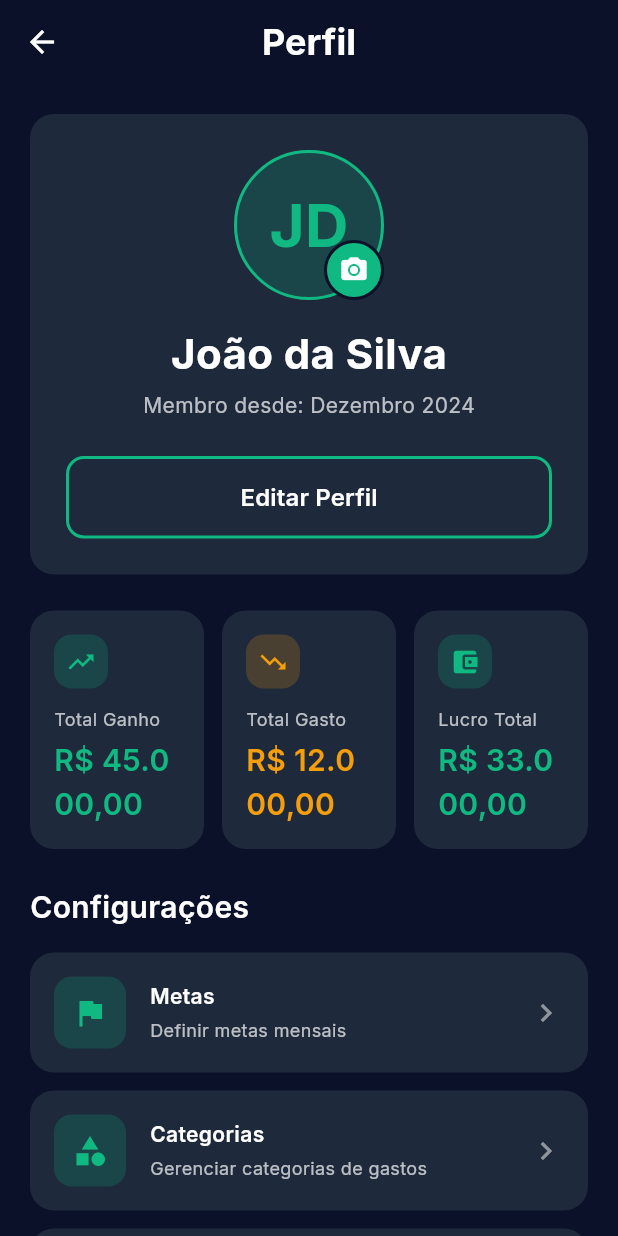
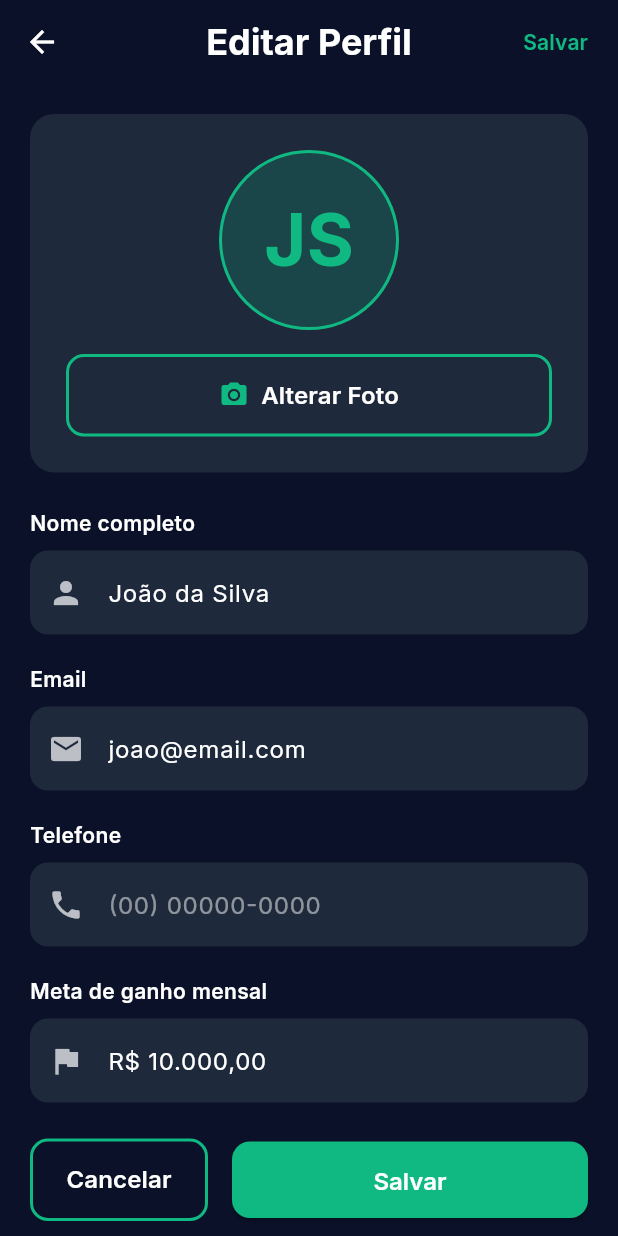
Before and after one commit to tallesdss/gestaodecontauber, a Flutter app: the ProfileScreen screen opened by its route, after a tap on the "camera alt" icon, on a phone screen of 412 x 824 dp. Run offline on Flutter 3.47's test engine with Material 3 defaults, Android fonts, the phone set to English and light mode, and no system bars; our stand-ins replace fl_chart, go_router, google_fonts, image_picker, mask_text_input_formatter, shared_preferences; accounts and stored records are empty.

Commit message:
Implement navigation to EditProfileScreen from ProfileScreen; update AppRouter to include the new route for editing profiles.

```diff
--- /dev/null
+++ b/lib/features/profile/edit_profile_screen.dart
@@ -0,0 +1,377 @@
+import 'dart:typed_data';
+
+import 'package:flutter/material.dart';
+import 'package:flutter/services.dart';
+import 'package:go_router/go_router.dart';
+import 'package:image_picker/image_picker.dart';
+import 'package:mask_text_input_formatter/mask_text_input_formatter.dart';
+import '../../core/theme/app_colors.dart';
+import '../../core/theme/app_typography.dart';
+import '../../core/theme/app_spacing.dart';
+import '../../core/theme/app_radius.dart';
+import '../../core/widgets/app_avatar.dart';
+import '../../core/widgets/app_button.dart';
+import '../../core/widgets/app_card.dart';
+import '../../core/widgets/app_text_field.dart';
+import '../../core/widgets/app_top_bar.dart';
+import '../../core/utils/currency_formatter.dart';
+
+class EditProfileScreen extends StatefulWidget {
+  const EditProfileScreen({super.key});
+
+  @override
+  State<EditProfileScreen> createState() => _EditProfileScreenState();
+}
+
+class _EditProfileScreenState extends State<EditProfileScreen> {
+  final _formKey = GlobalKey<FormState>();
+  final _nameController = TextEditingController(text: 'João da Silva');
+  final _emailController = TextEditingController(text: 'joao@email.com');
+  final _phoneController = TextEditingController(text: '');
+  final _monthlyGoalController = TextEditingController(text: 'R\$ 10.000,00');
+
+  Uint8List? _imageBytes;
+  bool _isSaving = false;
+
+  late final MaskTextInputFormatter _phoneMaskFormatter;
+
+  @override
+  void initState() {
+    super.initState();
+    _phoneMaskFormatter = MaskTextInputFormatter(
+      mask: '(##) #####-####',
+      filter: {'#': RegExp(r'[0-9]')},
+      type: MaskAutoCompletionType.lazy,
+    );
+  }
+
+  @override
+  void dispose() {
+    _nameController.dispose();
+    _emailController.dispose();
+    _phoneController.dispose();
+    _monthlyGoalController.dispose();
+    super.dispose();
+  }
+
+  void _formatCurrency(String value) {
+    if (value.isEmpty) {
+      _monthlyGoalController.text = '';
+      return;
+    }
+    String digitsOnly = value.replaceAll(RegExp(r'[^\d]'), '');
+    if (digitsOnly.isEmpty) {
+      _monthlyGoalController.text = '';
+      return;
+    }
+    double amount = int.parse(digitsOnly) / 100;
+    _monthlyGoalController.text = CurrencyFormatter.format(amount);
+    _monthlyGoalController.selection = TextSelection.fromPosition(
+      TextPosition(offset: _monthlyGoalController.text.length),
+    );
+  }
+
+  Future<void> _pickImage(ImageSource source) async {
+    try {
+      final picker = ImagePicker();
+      final image = await picker.pickImage(
+        source: source,
+        maxWidth: 512,
+        maxHeight: 512,
+        imageQuality: 85,
+      );
+      if (image != null && mounted) {
+        final bytes = await image.readAsBytes();
+        if (mounted) {
+          setState(() {
+            _imageBytes = bytes;
+          });
+        }
+      }
+    } catch (e) {
+      if (mounted) {
+        _showSnackBar('Erro ao selecionar imagem');
+      }
+    }
+  }
+
+  void _showImageSourceBottomSheet() {
+    showModalBottomSheet(
+      context: context,
+      backgroundColor: AppColors.surface,
+      shape: const RoundedRectangleBorder(
+        borderRadius: BorderRadius.vertical(top: Radius.circular(16)),
+      ),
+      builder: (context) => SafeArea(
+        child: Padding(
+          padding: AppSpacing.paddingXXL,
+          child: Column(
+            mainAxisSize: MainAxisSize.min,
+            children: [
+              Text(
+                'Alterar Foto',
+                style: AppTypography.h4,
+              ),
+              const SizedBox(height: AppSpacing.xl),
+              Row(
+                mainAxisAlignment: MainAxisAlignment.center,
+                children: [
+                  _buildImageSourceOption(
+                    icon: Icons.camera_alt,
+                    label: 'Câmera',
+                    onTap: () {
+                      Navigator.pop(context);
+                      _pickImage(ImageSource.camera);
+                    },
+                  ),
+                  const SizedBox(width: AppSpacing.xxl),
+                  _buildImageSourceOption(
+                    icon: Icons.photo_library,
+                    label: 'Galeria',
+                    onTap: () {
+                      Navigator.pop(context);
+                      _pickImage(ImageSource.gallery);
+                    },
+                  ),
+                ],
+              ),
+            ],
+          ),
+        ),
+      ),
+    );
+  }
+
+  Widget _buildImageSourceOption({
+    required IconData icon,
+    required String label,
+    required VoidCallback onTap,
+  }) {
+    return InkWell(
+      onTap: onTap,
+      borderRadius: AppRadius.borderRadiusMD,
+      child: Padding(
+        padding: AppSpacing.paddingLG,
+        child: Column(
+          children: [
+            Container(
+              padding: const EdgeInsets.all(AppSpacing.xl),
+              decoration: BoxDecoration(
+                color: AppColors.primary.withAlpha((0.2 * 255).round()),
+                borderRadius: AppRadius.borderRadiusMD,
+              ),
+              child: Icon(icon, color: AppColors.primary, size: 40),
+            ),
+            const SizedBox(height: AppSpacing.md),
+            Text(label, style: AppTypography.labelLarge),
+          ],
+        ),
+      ),
+    );
+  }
+
+  void _saveProfile() async {
+    if (!_formKey.currentState!.validate()) {
+      return;
+    }
+
+    setState(() => _isSaving = true);
+
+    try {
+      // Simular salvamento (frontend only)
+      await Future.delayed(const Duration(milliseconds: 800));
+
+      if (mounted) {
+        setState(() => _isSaving = false);
+        _showSnackBar('Perfil atualizado com sucesso!');
+        context.pop();
+      }
+    } catch (e) {
+      if (mounted) {
+        setState(() => _isSaving = false);
+        _showSnackBar('Erro ao salvar perfil');
+      }
+    }
+  }
+
+  void _cancel() {
+    context.pop();
+  }
+
+  void _showSnackBar(String message) {
+    ScaffoldMessenger.of(context).showSnackBar(
+      SnackBar(
+        content: Text(message),
+        backgroundColor: AppColors.surface,
+        behavior: SnackBarBehavior.floating,
+        shape: const RoundedRectangleBorder(
+          borderRadius: AppRadius.borderRadiusMD,
+        ),
+      ),
+    );
+  }
+
+  String _getInitials() {
+    final name = _nameController.text.trim();
+    if (name.isEmpty) return '?';
+    final parts = name.split(' ').where((p) => p.isNotEmpty);
+    if (parts.length >= 2) {
+      return '${parts.first[0]}${parts.last[0]}'.toUpperCase();
+    }
+    return name.length >= 2 ? name.substring(0, 2).toUpperCase() : name.toUpperCase();
+  }
+
+  @override
+  Widget build(BuildContext context) {
+    return Scaffold(
+      backgroundColor: AppColors.backgroundDark,
+      appBar: AppTopBar(
+        title: 'Editar Perfil',
+        showBackButton: true,
+        actions: [
+          Padding(
+            padding: const EdgeInsets.only(right: AppSpacing.sm),
+            child: TextButton(
+              onPressed: _isSaving ? null : _saveProfile,
+              child: _isSaving
+                  ? const SizedBox(
+                      width: 20,
+                      height: 20,
+                      child: CircularProgressIndicator(strokeWidth: 2),
+                    )
+                  : Text(
+                      'Salvar',
+                      style: AppTypography.labelLarge.copyWith(
+                        color: AppColors.primary,
+                        fontWeight: FontWeight.w600,
+                      ),
+                    ),
+            ),
+          ),
+        ],
+      ),
+      body: SingleChildScrollView(
+        padding: AppSpacing.paddingXL,
+        child: Form(
+          key: _formKey,
+          child: Column(
+            crossAxisAlignment: CrossAxisAlignment.stretch,
+            children: [
+              // Foto
+              _buildPhotoSection(),
+              const SizedBox(height: AppSpacing.xxl),
+
+              // Campos do formulário
+              AppTextField(
+                label: 'Nome completo',
+                hint: 'Digite seu nome',
+                prefixIcon: Icons.person,
+                controller: _nameController,
+                validator: (value) {
+                  if (value == null || value.trim().isEmpty) {
+                    return 'Digite seu nome';
+                  }
+                  return null;
+                },
+                onChanged: (_) => setState(() {}),
+              ),
+              const SizedBox(height: AppSpacing.xl),
+
+              AppTextField(
+                label: 'Email',
+                hint: 'Digite seu email (opcional)',
+                prefixIcon: Icons.email,
+                controller: _emailController,
+                keyboardType: TextInputType.emailAddress,
+              ),
+              const SizedBox(height: AppSpacing.xl),
+
+              AppTextField(
+                label: 'Telefone',
+                hint: '(00) 00000-0000',
+                prefixIcon: Icons.phone,
+                controller: _phoneController,
+                keyboardType: TextInputType.phone,
+                inputFormatters: [_phoneMaskFormatter],
+              ),
+              const SizedBox(height: AppSpacing.xl),
+
+              AppTextField(
+                label: 'Meta de ganho mensal',
+                hint: 'R\$ 0,00',
+                prefixIcon: Icons.flag,
+                controller: _monthlyGoalController,
+                keyboardType: TextInputType.number,
+                inputFormatters: [FilteringTextInputFormatter.digitsOnly],
+                onChanged: _formatCurrency,
+              ),
+              const SizedBox(height: AppSpacing.xxl),
+
+              // Botões
+              Row(
+                children: [
+                  Expanded(
+                    child: AppButton(
+                      text: 'Cancelar',
+                      isOutlined: true,
+                      onPressed: _cancel,
+                    ),
+                  ),
+                  const SizedBox(width: AppSpacing.lg),
+                  Expanded(
+                    flex: 2,
+                    child: AppButton(
+                      text: _isSaving ? 'Salvando...' : 'Salvar',
+                      onPressed: _isSaving ? null : _saveProfile,
+                    ),
+                  ),
+                ],
+              ),
+              const SizedBox(height: AppSpacing.xl),
+            ],
+          ),
+        ),
+      ),
+    );
+  }
+
+  Widget _buildPhotoSection() {
+    return AppCard(
+      padding: AppSpacing.paddingXXL,
+      child: Column(
+        children: [
+          Stack(
+            alignment: Alignment.center,
+            children: [
+              _imageBytes != null
+                  ? ClipOval(
+                      child: Image.memory(
+                        _imageBytes!,
+                        width: 120,
+                        height: 120,
+                        fit: BoxFit.cover,
+                        errorBuilder: (_, __, ___) => AppAvatar(
+                          initials: _getInitials(),
+                          size: 120,
+                        ),
+                      ),
+                    )
+                  : AppAvatar(
+                      imageUrl: null,
+                      initials: _getInitials(),
+                      size: 120,
+                    ),
+            ],
+          ),
+          const SizedBox(height: AppSpacing.lg),
+          AppButton(
+            text: 'Alterar Foto',
+            isOutlined: true,
+            onPressed: _showImageSourceBottomSheet,
+            icon: Icons.camera_alt,
+          ),
+        ],
+      ),
+    );
+  }
+}
--- a/lib/features/profile/profile_screen.dart
+++ b/lib/features/profile/profile_screen.dart
@@ -65,7 +65,7 @@ class ProfileScreen extends StatelessWidget {
                 right: 0,
                 child: GestureDetector(
                   onTap: () {
-                    // TODO: Implementar edição de avatar
+                    context.push('/profile/edit');
                   },
                   child: Container(
                     padding: const EdgeInsets.all(AppSpacing.sm),
@@ -110,7 +110,7 @@ class ProfileScreen extends StatelessWidget {
             text: 'Editar Perfil',
             isOutlined: true,
             onPressed: () {
-              // TODO: Navegar para tela de editar perfil
+              context.push('/profile/edit');
             },
             width: double.infinity,
           ),
--- a/lib/routes/app_router.dart
+++ b/lib/routes/app_router.dart
@@ -8,6 +8,7 @@ import '../features/earnings/earnings_list_screen.dart';
 import '../features/expenses/add_expense_screen.dart';
 import '../features/expenses/expenses_list_screen.dart';
 import '../features/profile/profile_screen.dart';
+import '../features/profile/edit_profile_screen.dart';
 import '../features/shared/detail_screen.dart';
 import '../features/reports/reports_screen.dart';
 import '../features/goals/goals_screen.dart';
@@ -77,6 +78,10 @@ class AppRouter {
         builder: (context, state) => const ProfileScreen(),
       ),
       GoRoute(
+        path: '/profile/edit',
+        builder: (context, state) => const EditProfileScreen(),
+      ),
+      GoRoute(
         path: '/reports',
         builder: (context, state) => const ReportsScreen(),
       ),
```
